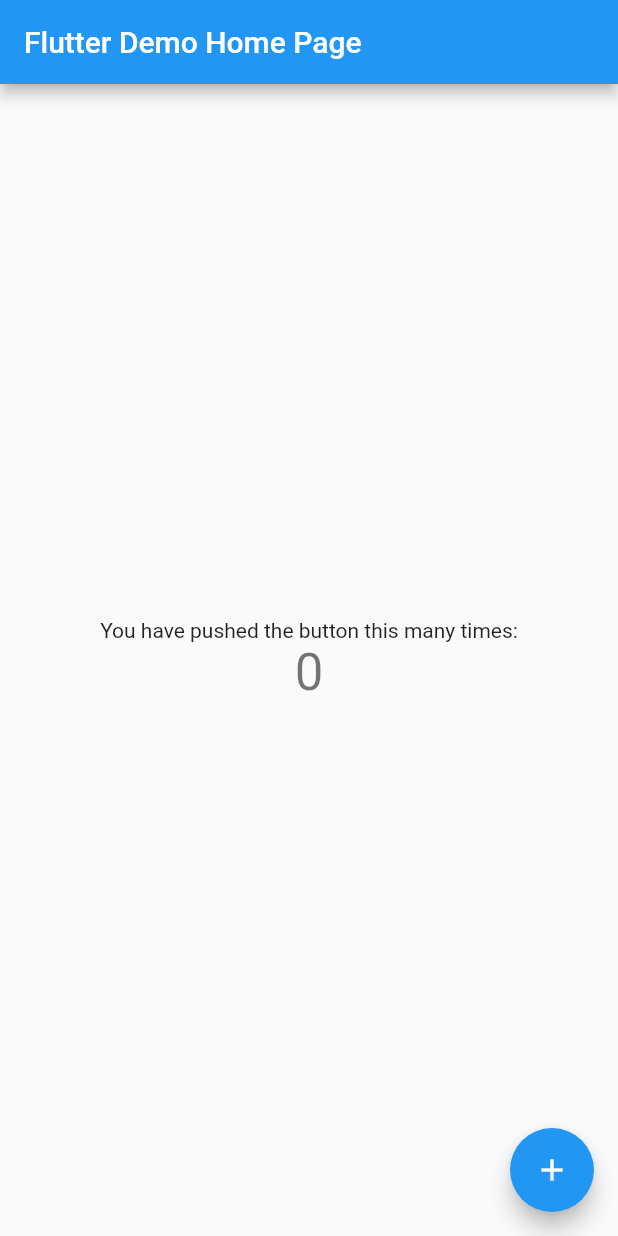
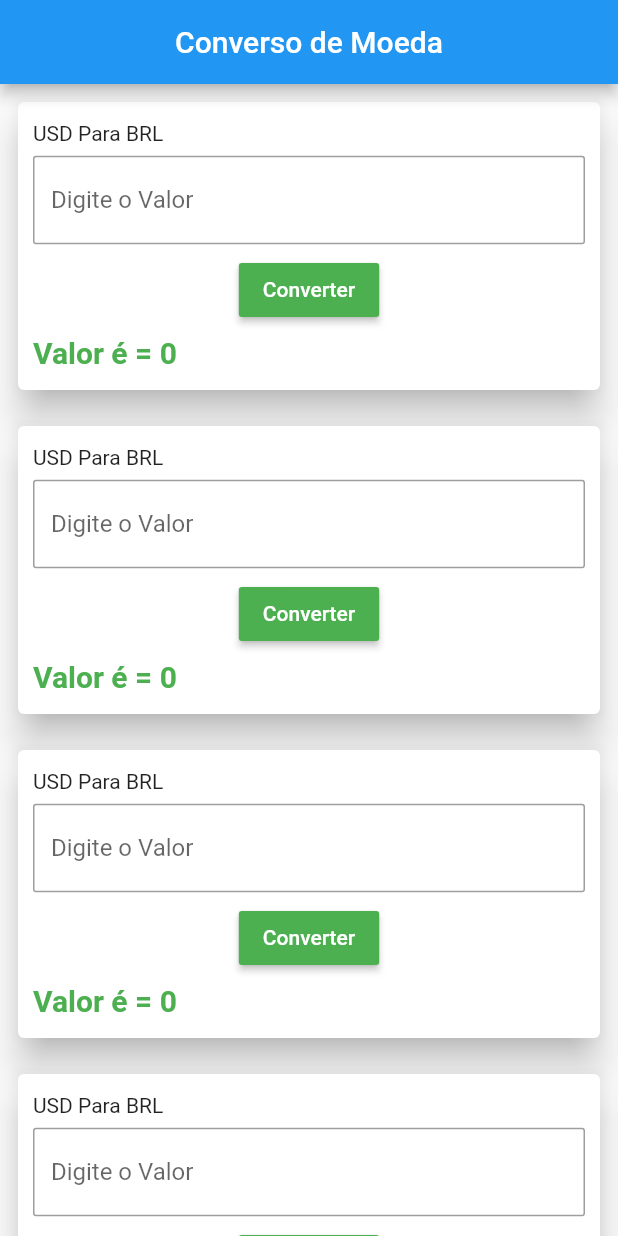
Before and after one commit to sigismundo03/Projetos-, a Flutter app: the screen it shows after launch, on a phone screen of 412 x 824 dp. Run offline on Flutter 3.47's test engine with Material 2 defaults, Android fonts, the phone set to English and light mode, and no system bars; our stand-ins replace dio, get.

Commit message:
crinado card

```diff
--- /dev/null
+++ b/conversordemoedas/lib/home/views/home_view.dart
@@ -0,0 +1,27 @@
+import 'package:flutter/material.dart';
+// import 'package:get/get.dart';
+import '../widgets/converso_widget.dart';
+
+class HomeView extends StatelessWidget {
+  @override
+  Widget build(BuildContext context) {
+    return Scaffold(
+      appBar: AppBar(
+        title: Text("Converso de Moeda"),
+        centerTitle: true,
+      ),
+
+    body: ListView.builder(
+        itemCount: 5,
+        itemBuilder: (context,index){
+            return ConversoWidget();
+        },
+
+
+    ),
+
+    );
+  }
+
+
+  }
--- /dev/null
+++ b/conversordemoedas/lib/home/widgets/converso_widget.dart
@@ -0,0 +1,69 @@
+import 'package:flutter/material.dart';
+
+class ConversoWidget extends StatelessWidget {
+  @override
+  Widget build(BuildContext context) {
+    return Padding(
+    padding: const EdgeInsets.all(8.0),
+    child: Container(
+      height: 200,
+      width: 400,
+      child: Card(
+        elevation: 10,
+        child: Padding(
+          padding:  EdgeInsets.all(10.0),
+          child:Column(
+            mainAxisAlignment: MainAxisAlignment.spaceAround,
+            crossAxisAlignment: CrossAxisAlignment.center,
+            children: [
+              Row(
+                 mainAxisAlignment: MainAxisAlignment.start,
+                 crossAxisAlignment: CrossAxisAlignment.center,
+                children: [
+                  Text('USD Para BRL'),
+                ],
+              ),
+              Container(
+                child: TextFormField(
+                  decoration: InputDecoration(
+
+                    hintText: "Digite o Valor",
+                    border: OutlineInputBorder(
+                     borderRadius: BorderRadius.all(Radius.circular(2)),
+
+                    )
+                  ),
+                ),
+              ),
+              RaisedButton(
+               child: Text('Converter',
+               style: TextStyle(color: Colors.white),
+               ),
+               color: Colors.green,
+               onPressed: (){
+
+               },
+
+              ),
+              Row(
+                mainAxisAlignment: MainAxisAlignment.start,
+                 crossAxisAlignment: CrossAxisAlignment.center,
+                children: [
+                  Text('Valor é = 0',
+                   style: TextStyle(
+                     color: Colors.green
+                     ,
+                     fontSize: 20,
+                     fontWeight: FontWeight.bold,
+                  ),
+                  ),
+                ],
+              ),
+            ],
+          ),
+        ),
+      ),
+    ),
+  );
+  }
+}
--- a/conversordemoedas/lib/main.dart
+++ b/conversordemoedas/lib/main.dart
@@ -1,117 +1,11 @@
 import 'package:flutter/material.dart';
+import 'package:get/get_navigation/get_navigation.dart';
+
+import 'home/views/home_view.dart';
 
 void main() {
-  runApp(MyApp());
+  runApp(GetMaterialApp(
+    title: "Conversor",
+    home: HomeView(),
+  ));
 }
-
-class MyApp extends StatelessWidget {
-  // This widget is the root of your application.
-  @override
-  Widget build(BuildContext context) {
-    return MaterialApp(
-      title: 'Flutter Demo',
-      theme: ThemeData(
-        // This is the theme of your application.
-        //
-        // Try running your application with "flutter run". You'll see the
-        // application has a blue toolbar. Then, without quitting the app, try
-        // changing the primarySwatch below to Colors.green and then invoke
-        // "hot reload" (press "r" in the console where you ran "flutter run",
-        // or simply save your changes to "hot reload" in a Flutter IDE).
-        // Notice that the counter didn't reset back to zero; the application
-        // is not restarted.
-        primarySwatch: Colors.blue,
-        // This makes the visual density adapt to the platform that you run
-        // the app on. For desktop platforms, the controls will be smaller and
-        // closer together (more dense) than on mobile platforms.
-        visualDensity: VisualDensity.adaptivePlatformDensity,
-      ),
-      home: MyHomePage(title: 'Flutter Demo Home Page'),
-    );
-  }
-}
-
-class MyHomePage extends StatefulWidget {
-  MyHomePage({Key key, this.title}) : super(key: key);
-
-  // This widget is the home page of your application. It is stateful, meaning
-  // that it has a State object (defined below) that contains fields that affect
-  // how it looks.
-
-  // This class is the configuration for the state. It holds the values (in this
-  // case the title) provided by the parent (in this case the App widget) and
-  // used by the build method of the State. Fields in a Widget subclass are
-  // always marked "final".
-
-  final String title;
-
-  @override
-  _MyHomePageState createState() => _MyHomePageState();
-}
-
-class _MyHomePageState extends State<MyHomePage> {
-  int _counter = 0;
-
-  void _incrementCounter() {
-    setState(() {
-      // This call to setState tells the Flutter framework that something has
-      // changed in this State, which causes it to rerun the build method below
-      // so that the display can reflect the updated values. If we changed
-      // _counter without calling setState(), then the build method would not be
-      // called again, and so nothing would appear to happen.
-      _counter++;
-    });
-  }
-
-  @override
-  Widget build(BuildContext context) {
-    // This method is rerun every time setState is called, for instance as done
-    // by the _incrementCounter method above.
-    //
-    // The Flutter framework has been optimized to make rerunning build methods
-    // fast, so that you can just rebuild anything that needs updating rather
-    // than having to individually change instances of widgets.
-    return Scaffold(
-      appBar: AppBar(
-        // Here we take the value from the MyHomePage object that was created by
-        // the App.build method, and use it to set our appbar title.
-        title: Text(widget.title),
-      ),
-      body: Center(
-        // Center is a layout widget. It takes a single child and positions it
-        // in the middle of the parent.
-        child: Column(
-          // Column is also a layout widget. It takes a list of children and
-          // arranges them vertically. By default, it sizes itself to fit its
-          // children horizontally, and tries to be as tall as its parent.
-          //
-          // Invoke "debug painting" (press "p" in the console, choose the
-          // "Toggle Debug Paint" action from the Flutter Inspector in Android
-          // Studio, or the "Toggle Debug Paint" command in Visual Studio Code)
-          // to see the wireframe for each widget.
-          //
-          // Column has various properties to control how it sizes itself and
-          // how it positions its children. Here we use mainAxisAlignment to
-          // center the children vertically; the main axis here is the vertical
-          // axis because Columns are vertical (the cross axis would be
-          // horizontal).
-          mainAxisAlignment: MainAxisAlignment.center,
-          children: <Widget>[
-            Text(
-              'You have pushed the button this many times:',
-            ),
-            Text(
-              '$_counter',
-              style: Theme.of(context).textTheme.headline4,
-            ),
-          ],
-        ),
-      ),
-      floatingActionButton: FloatingActionButton(
-        onPressed: _incrementCounter,
-        tooltip: 'Increment',
-        child: Icon(Icons.add),
-      ), // This trailing comma makes auto-formatting nicer for build methods.
-    );
-  }
-}
--- a/conversordemoedas/pubspec.yaml
+++ b/conversordemoedas/pubspec.yaml
@@ -28,6 +28,8 @@ dependencies:
   # The following adds the Cupertino Icons font to your application.
   # Use with the CupertinoIcons class for iOS style icons.
   cupertino_icons: ^1.0.0
+  dio: ^3.0.10
+  get: ^3.24.0
 
 dev_dependencies:
   flutter_test:
```
Also changed, not shown: conversordemoedas/lib/home/controllers/home_controller.dart (added, +25 -0 lines), conversordemoedas/lib/home/model/home_model.dart (added, +45 -0 lines), conversordemoedas/lib/home/repository/home_repository.dart (added, +21 -0 lines), conversordemoedas/pubspec.lock, 2 other files.
